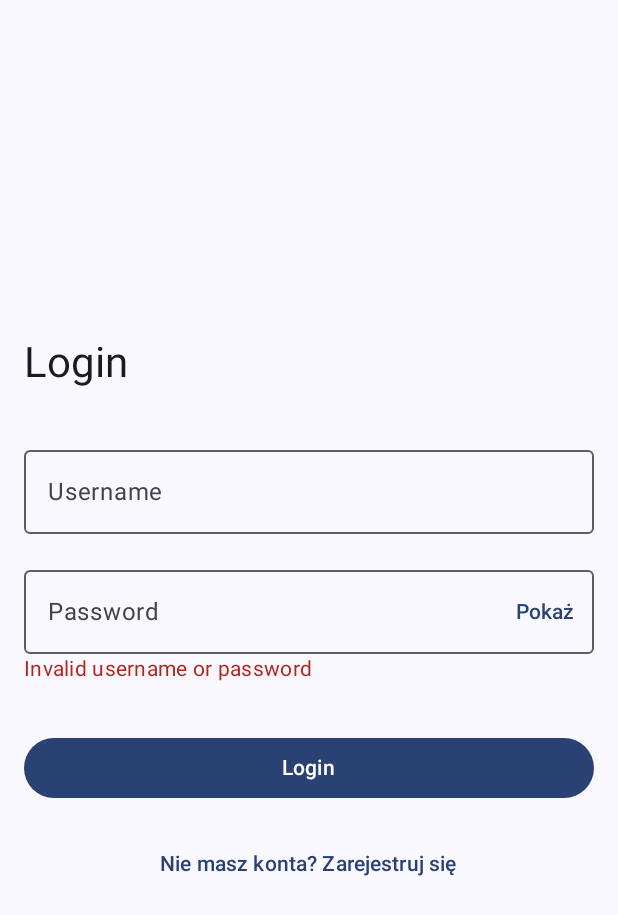
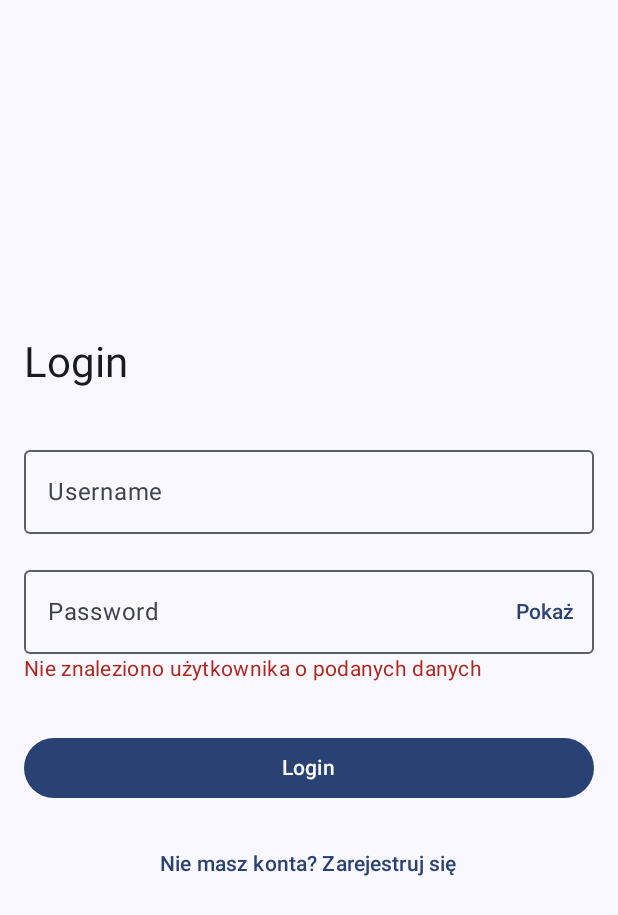
Before and after one commit to barwa100/AM-Chat, an Android app built with Jetpack Compose: the screen it shows after launch (MainActivity), after a tap on "Login", on a phone screen of 412 x 824 dp. Shown: the top 915 px of the screen. Run offline under Robolectric (Android 15) with nearby library versions, the phone set to English and light mode, and no system bars; our stand-ins replace Room's generated code.

Commit message:
Działające logowanie oraz rejestracja

```diff
--- a/app/src/main/java/pwr/barwa/chat/ui/screen/Debug.kt
+++ b/app/src/main/java/pwr/barwa/chat/ui/screen/Debug.kt
@@ -25,8 +25,7 @@ fun Debug(
     )
     Box(
         modifier = Modifier
-            .fillMaxWidth()
-            .padding(16.dp)
+            .padding(top = 32.dp)
     ) {
         Button(
             onClick = onLogoutClick
--- a/app/src/main/java/pwr/barwa/chat/ui/screen/Login.kt
+++ b/app/src/main/java/pwr/barwa/chat/ui/screen/Login.kt
@@ -102,7 +102,7 @@ fun LoginScreen(
                             onLoginClick(username, password)
                         } else {
                             // Handle login error
-                            errorMessage = "Invalid username or password"
+                            errorMessage = "Nie znaleziono użytkownika o podanych danych"
                             println("Invalid username or password")
                         }
                     }
```
